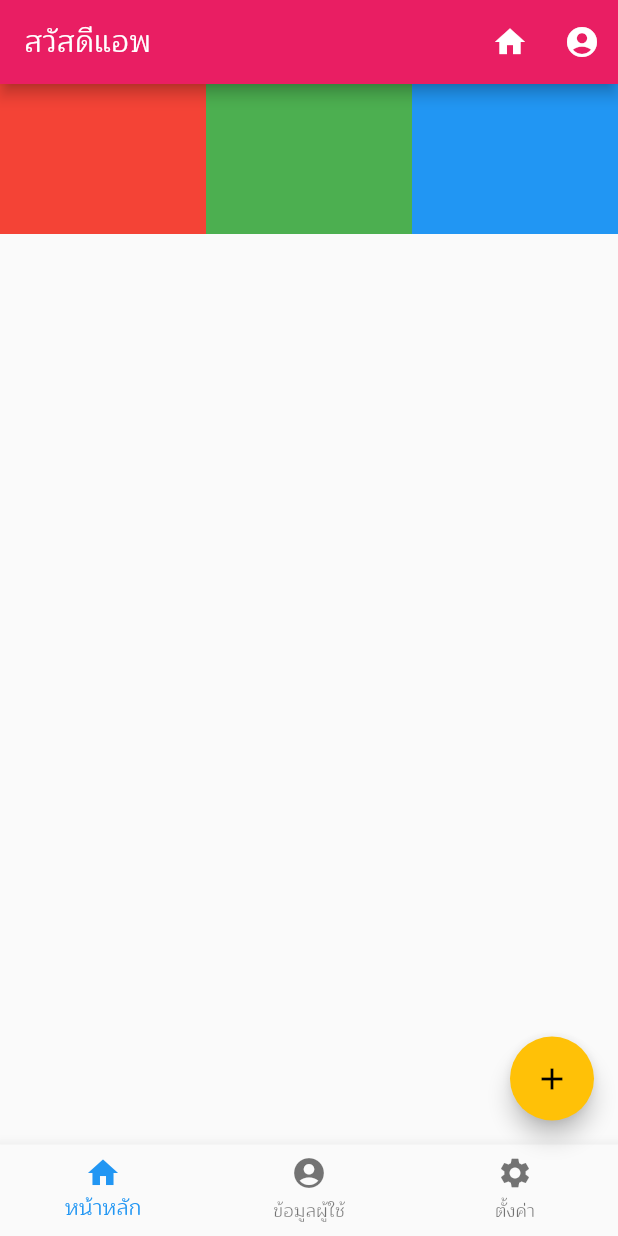
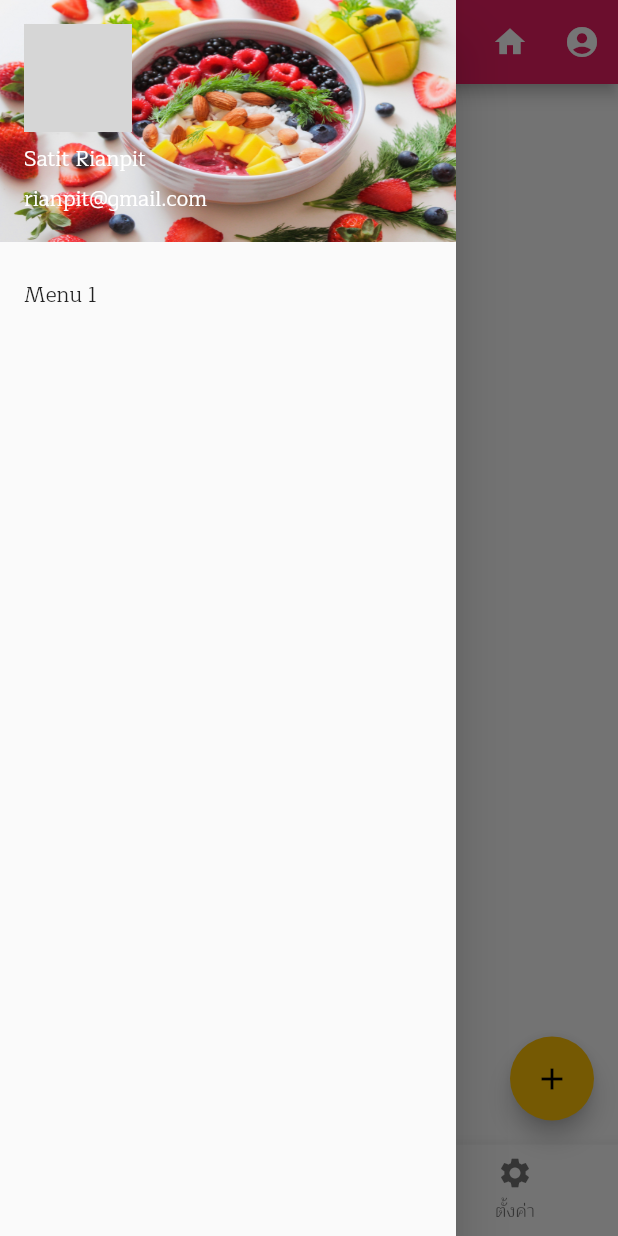
Before and after one commit to siteslave/flutter_basic_01, a Flutter app: the screen it shows after launch, with the side drawer open (before the commit the screen has no drawer), on a phone screen of 412 x 824 dp. Run offline on Flutter 3.47's test engine with Material 2 defaults, Android fonts, the phone set to English and light mode, and no system bars; network calls fail; grey boxes are pictures that could not be loaded.

```diff
--- a/lib/screens/home_screen.dart
+++ b/lib/screens/home_screen.dart
@@ -1,3 +1,7 @@
+import 'dart:async';
+import 'package:http/http.dart' as http;
+import 'dart:convert';
+
 import 'package:flutter/material.dart';
 import 'add_screen.dart';
 
@@ -24,7 +28,7 @@ class _HomeScreenState extends State<HomeScreen> {
       child: Icon(Icons.add),
     );
 
-    List pages = [RowLayout(), PageTwo(), PageThree()];
+    List pages = [UserList(), PageTwo(), PageThree()];
 
     Widget bottomNavBar = BottomNavigationBar(
         currentIndex: currentIndex,
@@ -42,8 +46,33 @@ class _HomeScreenState extends State<HomeScreen> {
               icon: Icon(Icons.settings), title: Text('ตั้งค่า')),
         ]);
 
+    Widget drawer = Drawer(
+      child: ListView(
+        padding: EdgeInsets.zero,
+        children: <Widget>[
+          UserAccountsDrawerHeader(
+            accountName: Text('Satit Rianpit'),
+            accountEmail: Text('rianpit@gmail.com'),
+            currentAccountPicture: CircleAvatar(
+              backgroundImage: NetworkImage(
+                  'https://randomuser.me/api/portraits/med/women/14.jpg'),
+            ),
+            decoration: BoxDecoration(
+                image: DecorationImage(
+                    fit: BoxFit.fill,
+                    image: AssetImage('assets/images/pic1.jpg'))),
+          ),
+          ListTile(
+            title: Text('Menu 1'),
+            onTap: () {},
+          ),
+        ],
+      ),
+    );
+
     return Scaffold(
       appBar: appBar,
+      drawer: drawer,
       body: pages[currentIndex],
       floatingActionButton: floatingAction,
       bottomNavigationBar: bottomNavBar,
@@ -102,16 +131,94 @@ class ColumnLayout extends StatelessWidget {
   }
 }
 
+class UserList extends StatefulWidget {
+  @override
+  _UserListState createState() => _UserListState();
+}
+
+class _UserListState extends State<UserList> {
+  var users;
+
+  Future<Null> fetchUsers() async {
+    final response = await http.get('https://randomuser.me/api/?results=20');
+
+    if (response.statusCode == 200) {
+      print(json.decode(response.body));
+      var jsonResponse = json.decode(response.body);
+
+      setState(() {
+        users = jsonResponse['results'];
+      });
+    } else {
+      // If that response was not OK, throw an error.
+      throw Exception('Failed to load post');
+    }
+  }
+
+  @override
+  void initState() {
+    super.initState();
+    fetchUsers();
+  }
+
+  @override
+  Widget build(BuildContext context) {
+    return ListView.builder(
+      itemBuilder: (context, int index) {
+        return FlatButton(
+          onPressed: () {},
+          child: ListTile(
+            leading: CircleAvatar(
+              backgroundImage: NetworkImage(users[index]['picture']['medium']),
+            ),
+            title: Text('''
+                ${users[index]['name']['title']}
+                ${users[index]['name']['first']}
+                ${users[index]['name']['last']}
+                '''),
+            subtitle: Text('${users[index]['email']}'),
+            trailing: Icon(Icons.keyboard_arrow_right),
+          ),
+        );
+      },
+      itemCount: users != null ? users.length : 0,
+    );
+  }
+}
+
 class PageOne extends StatelessWidget {
   @override
   Widget build(BuildContext context) {
-    return Center(
-      child: Card(
-        child: Image(
-          image: AssetImage('assets/images/pic1.jpg'),
+    Widget listView = ListView(
+      children: <Widget>[
+        ListTile(
+          leading: Icon(Icons.settings),
+          title: Text('Settings'),
+          trailing: Icon(Icons.keyboard_arrow_right),
         ),
-      ),
+        ListTile(
+          leading: Icon(Icons.notifications_active),
+          title: Text('Notifications'),
+          trailing: Icon(Icons.keyboard_arrow_right),
+        ),
+      ],
     );
+
+    Widget listBuilder = ListView.builder(
+      itemBuilder: (context, int index) {
+        return FlatButton(
+          onPressed: () {},
+          child: ListTile(
+            title: Text('Item $index'),
+            subtitle: Text('description for item'),
+            trailing: Icon(Icons.keyboard_arrow_right),
+          ),
+        );
+      },
+      itemCount: 10,
+    );
+
+    return listBuilder;
   }
 }
 
--- a/pubspec.yaml
+++ b/pubspec.yaml
@@ -16,6 +16,7 @@ dependencies:
   # The following adds the Cupertino Icons font to your application.
   # Use with the CupertinoIcons class for iOS style icons.
   cupertino_icons: ^0.1.2
+  http: any
 
 dev_dependencies:
   flutter_test:
```
Also changed, not shown: pubspec.lock.
